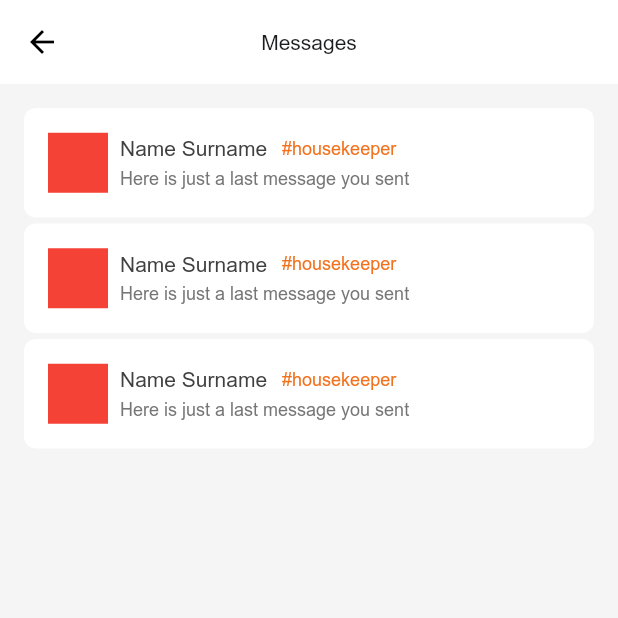
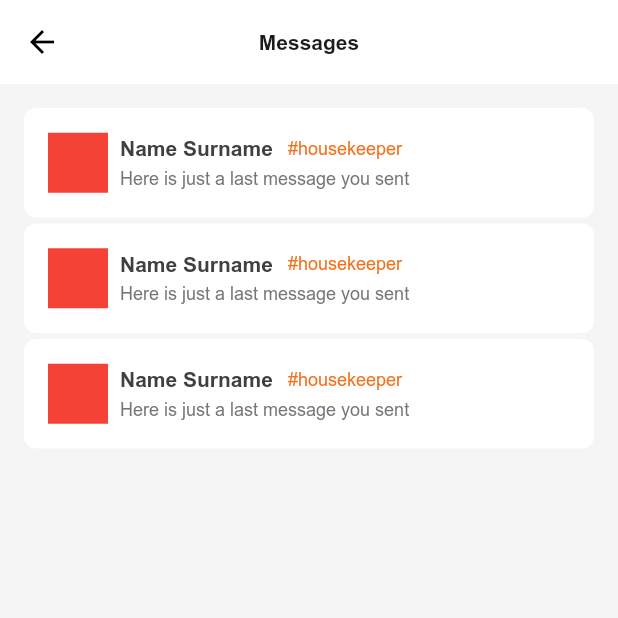
Before and after one commit to tomoiasa84/zipper, a Flutter app: the ConversationsScreen screen opened directly, on a phone screen of 412 x 824 dp, the top half of it. Run offline on Flutter 3.47's test engine with Material 2 defaults, Android fonts, the phone set to English and light mode, and no system bars; our stand-ins replace contacts_service, firebase_auth, graphql_flutter, permission_handler, shared_preferences; accounts and stored records are empty.

Commit message:
Added fonts to chat and conversations screen

```diff
--- a/lib/layouts/conversations_screen.dart
+++ b/lib/layouts/conversations_screen.dart
@@ -25,7 +25,11 @@ class _ConversationsScreenState extends State<ConversationsScreen> {
         AppBar(
           title: Text(
             'Messages',
-            style: TextStyle(color: ColorUtils.textBlack, fontSize: 14),
+            style: TextStyle(
+                color: ColorUtils.textBlack,
+                fontSize: 14,
+                fontFamily: 'Arial',
+                fontWeight: FontWeight.bold),
           ),
           centerTitle: true,
           backgroundColor: Colors.white,
@@ -53,7 +57,9 @@ class _ConversationsScreenState extends State<ConversationsScreen> {
       itemBuilder: (context, position) {
         return GestureDetector(
           child: getConversationUI(),
-          onTap: () => Navigator.push(context, MaterialPageRoute(builder: (context) => ChatScreen()),
+          onTap: () => Navigator.push(
+            context,
+            MaterialPageRoute(builder: (context) => ChatScreen()),
           ),
         );
       },
@@ -85,7 +91,10 @@ class _ConversationsScreenState extends State<ConversationsScreen> {
                       child: Text(
                         "Name Surname",
                         style: TextStyle(
-                            fontSize: 14, color: ColorUtils.almostBlack),
+                            fontSize: 14,
+                            color: ColorUtils.almostBlack,
+                            fontFamily: 'Arial',
+                            fontWeight: FontWeight.bold),
                       ),
                     ),
                     Text("#housekeeper",
```
Also changed, not shown: lib/layouts/chat_screen.dart (+6 -4 lines), pubspec.lock.
